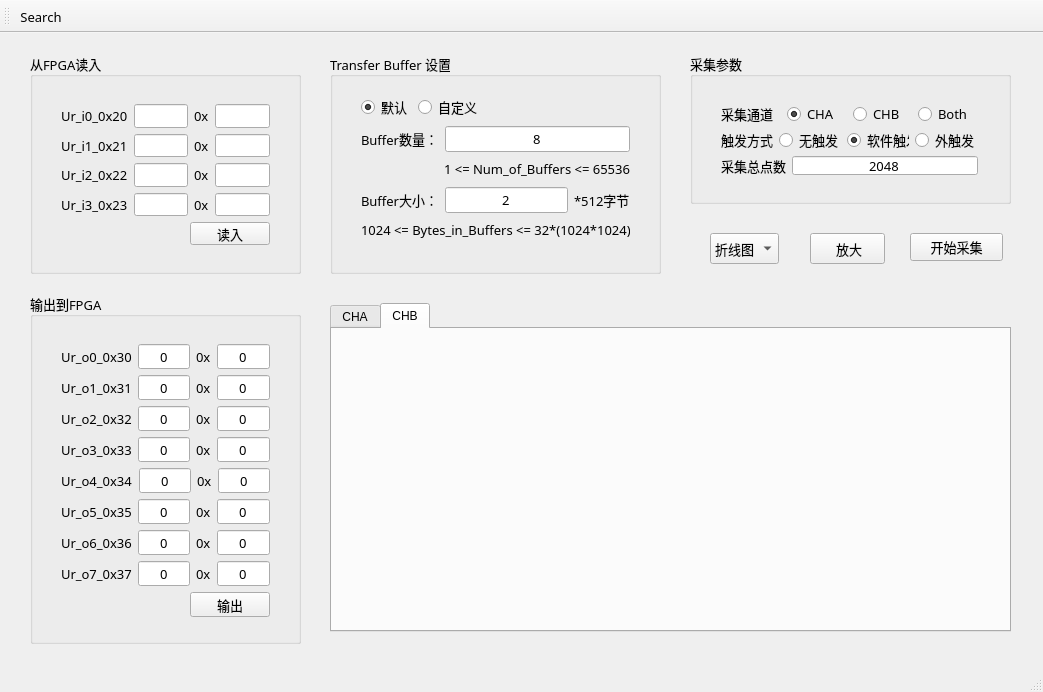
Qt form mainwindow.ui (yaojiaojiao/CStreamingCaptureFinal) before a commit.
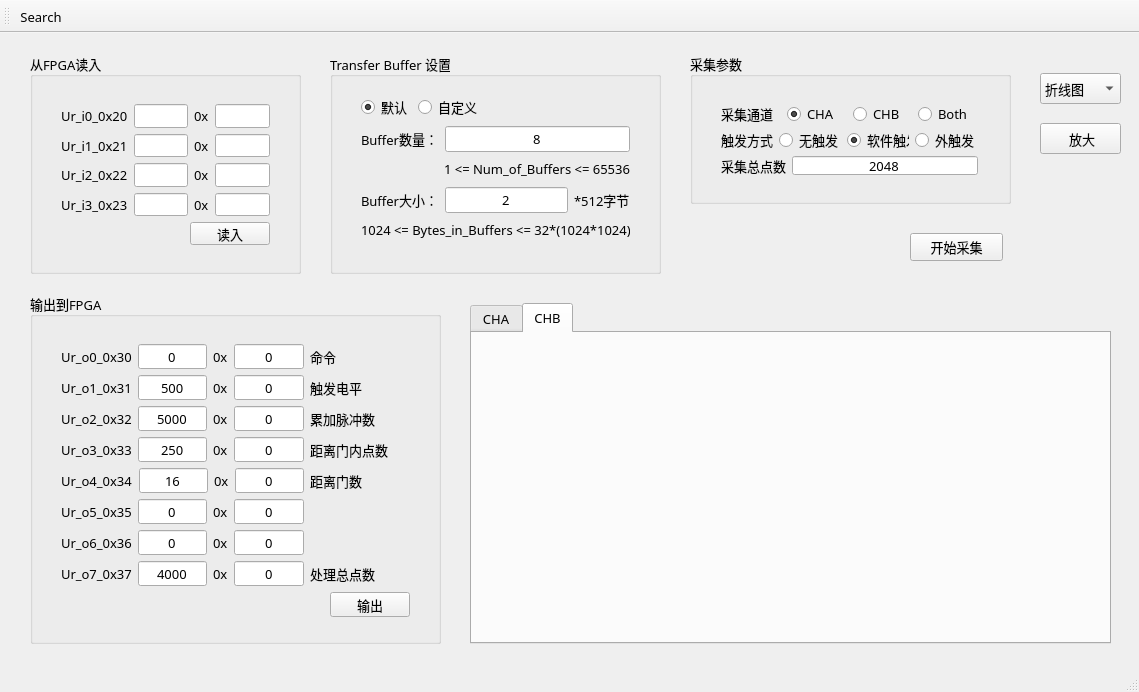
The same form after that commit. The open tabs and pages were chosen to show the change.

Commit message: 增加了寄存器说明以及默认值

The edit to the form file:
```diff
--- a/mainwindow.ui
+++ b/mainwindow.ui
@@ -6,7 +6,7 @@
    <rect>
     <x>0</x>
     <y>0</y>
-    <width>1043</width>
+    <width>1139</width>
     <height>692</height>
    </rect>
   </property>
@@ -340,7 +340,7 @@
      <rect>
       <x>30</x>
       <y>260</y>
-      <width>271</width>
+      <width>411</width>
       <height>351</height>
      </rect>
     </property>
@@ -358,7 +358,7 @@
       <rect>
        <x>20</x>
        <y>40</y>
-       <width>231</width>
+       <width>371</width>
        <height>295</height>
       </rect>
      </property>
@@ -387,6 +387,18 @@
           <property name="enabled">
            <bool>true</bool>
           </property>
+          <property name="sizePolicy">
+           <sizepolicy hsizetype="Minimum" vsizetype="Fixed">
+            <horstretch>0</horstretch>
+            <verstretch>0</verstretch>
+           </sizepolicy>
+          </property>
+          <property name="minimumSize">
+           <size>
+            <width>60</width>
+            <height>0</height>
+           </size>
+          </property>
           <property name="font">
            <font>
             <family>微软雅黑</family>
@@ -417,6 +429,18 @@
           <property name="enabled">
            <bool>true</bool>
           </property>
+          <property name="sizePolicy">
+           <sizepolicy hsizetype="MinimumExpanding" vsizetype="Fixed">
+            <horstretch>0</horstretch>
+            <verstretch>0</verstretch>
+           </sizepolicy>
+          </property>
+          <property name="minimumSize">
+           <size>
+            <width>40</width>
+            <height>0</height>
+           </size>
+          </property>
           <property name="font">
            <font>
             <family>微软雅黑</family>
@@ -430,6 +454,28 @@
           </property>
          </widget>
         </item>
+        <item>
+         <widget class="QLabel" name="label_14">
+          <property name="minimumSize">
+           <size>
+            <width>100</width>
+            <height>0</height>
+           </size>
+          </property>
+          <property name="font">
+           <font>
+            <family>Microsoft YaHei</family>
+            <pointsize>10</pointsize>
+           </font>
+          </property>
+          <property name="text">
+           <string>命令</string>
+          </property>
+          <property name="alignment">
+           <set>Qt::AlignLeading|Qt::AlignLeft|Qt::AlignVCenter</set>
+          </property>
+         </widget>
+        </item>
        </layout>
       </item>
       <item>
@@ -451,13 +497,25 @@
           <property name="enabled">
            <bool>true</bool>
           </property>
+          <property name="sizePolicy">
+           <sizepolicy hsizetype="Minimum" vsizetype="Fixed">
+            <horstretch>0</horstretch>
+            <verstretch>0</verstretch>
+           </sizepolicy>
+          </property>
+          <property name="minimumSize">
+           <size>
+            <width>60</width>
+            <height>0</height>
+           </size>
+          </property>
           <property name="font">
            <font>
             <family>微软雅黑</family>
            </font>
           </property>
           <property name="text">
-           <string>0</string>
+           <string>500</string>
           </property>
           <property name="alignment">
            <set>Qt::AlignCenter</set>
@@ -481,6 +539,18 @@
           <property name="enabled">
            <bool>true</bool>
           </property>
+          <property name="sizePolicy">
+           <sizepolicy hsizetype="MinimumExpanding" vsizetype="Fixed">
+            <horstretch>0</horstretch>
+            <verstretch>0</verstretch>
+           </sizepolicy>
+          </property>
+          <property name="minimumSize">
+           <size>
+            <width>40</width>
+            <height>0</height>
+           </size>
+          </property>
           <property name="font">
            <font>
             <family>微软雅黑</family>
@@ -494,6 +564,28 @@
           </property>
          </widget>
         </item>
+        <item>
+         <widget class="QLabel" name="label_37">
+          <property name="minimumSize">
+           <size>
+            <width>100</width>
+            <height>0</height>
+           </size>
+          </property>
+          <property name="font">
+           <font>
+            <family>Microsoft YaHei</family>
+            <pointsize>10</pointsize>
+           </font>
+          </property>
+          <property name="text">
+           <string>触发电平</string>
+          </property>
+          <property name="alignment">
+           <set>Qt::AlignLeading|Qt::AlignLeft|Qt::AlignVCenter</set>
+          </property>
+         </widget>
+        </item>
        </layout>
       </item>
       <item>
@@ -515,13 +607,25 @@
           <property name="enabled">
            <bool>true</bool>
           </property>
+          <property name="sizePolicy">
+           <sizepolicy hsizetype="Minimum" vsizetype="Fixed">
+            <horstretch>0</horstretch>
+            <verstretch>0</verstretch>
+           </sizepolicy>
+          </property>
+          <property name="minimumSize">
+           <size>
+            <width>60</width>
+            <height>0</height>
+           </size>
+          </property>
           <property name="font">
            <font>
             <family>微软雅黑</family>
            </font>
           </property>
           <property name="text">
-           <string>0</string>
+           <string>5000</string>
           </property>
           <property name="alignment">
            <set>Qt::AlignCenter</set>
@@ -545,6 +649,18 @@
           <property name="enabled">
            <bool>true</bool>
           </property>
+          <property name="sizePolicy">
+           <sizepolicy hsizetype="MinimumExpanding" vsizetype="Fixed">
+            <horstretch>0</horstretch>
+            <verstretch>0</verstretch>
+           </sizepolicy>
+          </property>
+          <property name="minimumSize">
+           <size>
+            <width>40</width>
+            <height>0</height>
+           </size>
+          </property>
           <property name="font">
            <font>
             <family>微软雅黑</family>
@@ -558,6 +674,28 @@
           </property>
          </widget>
         </item>
+        <item>
+         <widget class="QLabel" name="label_36">
+          <property name="minimumSize">
+           <size>
+            <width>100</width>
+            <height>0</height>
+           </size>
+          </property>
+          <property name="font">
+           <font>
+            <family>Microsoft YaHei</family>
+            <pointsize>10</pointsize>
+           </font>
+          </property>
+          <property name="text">
+           <string>累加脉冲数</string>
+          </property>
+          <property name="alignment">
+           <set>Qt::AlignLeading|Qt::AlignLeft|Qt::AlignVCenter</set>
+          </property>
+         </widget>
+        </item>
        </layout>
       </item>
       <item>
@@ -579,13 +717,25 @@
           <property name="enabled">
            <bool>true</bool>
           </property>
+          <property name="sizePolicy">
+           <sizepolicy hsizetype="Minimum" vsizetype="Fixed">
+            <horstretch>0</horstretch>
+            <verstretch>0</verstretch>
+           </sizepolicy>
+          </property>
+          <property name="minimumSize">
+           <size>
+            <width>60</width>
+            <height>0</height>
+           </size>
+          </property>
           <property name="font">
            <font>
             <family>微软雅黑</family>
            </font>
           </property>
           <property name="text">
-           <string>0</string>
+           <string>250</string>
           </property>
           <property name="alignment">
            <set>Qt::AlignCenter</set>
@@ -609,6 +759,18 @@
           <property name="enabled">
            <bool>true</bool>
           </property>
+          <property name="sizePolicy">
+           <sizepolicy hsizetype="MinimumExpanding" vsizetype="Fixed">
+            <horstretch>0</horstretch>
+            <verstretch>0</verstretch>
+           </sizepolicy>
+          </property>
+          <property name="minimumSize">
+           <size>
+            <width>40</width>
+            <height>0</height>
+           </size>
+          </property>
           <property name="font">
            <font>
             <family>微软雅黑</family>
@@ -622,6 +784,28 @@
           </property>
          </widget>
         </item>
+        <item>
+         <widget class="QLabel" name="label_35">
+          <property name="minimumSize">
+           <size>
+            <width>100</width>
+            <height>0</height>
+           </size>
+          </property>
+          <property name="font">
+           <font>
+            <family>Microsoft YaHei</family>
+            <pointsize>10</pointsize>
+           </font>
+          </property>
+          <property name="text">
+           <string>距离门内点数</string>
+          </property>
+          <property name="alignment">
+           <set>Qt::AlignLeading|Qt::AlignLeft|Qt::AlignVCenter</set>
+          </property>
+         </widget>
+        </item>
        </layout>
       </item>
       <item>
@@ -643,13 +827,25 @@
           <property name="enabled">
            <bool>true</bool>
           </property>
+          <property name="sizePolicy">
+           <sizepolicy hsizetype="Minimum" vsizetype="Fixed">
+            <horstretch>0</horstretch>
+            <verstretch>0</verstretch>
+           </sizepolicy>
+          </property>
+          <property name="minimumSize">
+           <size>
+            <width>60</width>
+            <height>0</height>
+           </size>
+          </property>
           <property name="font">
            <font>
             <family>微软雅黑</family>
            </font>
           </property>
           <property name="text">
-           <string>0</string>
+           <string>16</string>
           </property>
           <property name="alignment">
            <set>Qt::AlignCenter</set>
@@ -673,6 +869,18 @@
           <property name="enabled">
            <bool>true</bool>
           </property>
+          <property name="sizePolicy">
+           <sizepolicy hsizetype="MinimumExpanding" vsizetype="Fixed">
+            <horstretch>0</horstretch>
+            <verstretch>0</verstretch>
+           </sizepolicy>
+          </property>
+          <property name="minimumSize">
+           <size>
+            <width>40</width>
+            <height>0</height>
+           </size>
+          </property>
           <property name="font">
            <font>
             <family>微软雅黑</family>
@@ -686,6 +894,28 @@
           </property>
          </widget>
         </item>
+        <item>
+         <widget class="QLabel" name="label_39">
+          <property name="minimumSize">
+           <size>
+            <width>100</width>
+            <height>0</height>
+           </size>
+          </property>
+          <property name="font">
+           <font>
+            <family>Microsoft YaHei</family>
+            <pointsize>10</pointsize>
+           </font>
+          </property>
+          <property name="text">
+           <string>距离门数</string>
+          </property>
+          <property name="alignment">
+           <set>Qt::AlignLeading|Qt::AlignLeft|Qt::AlignVCenter</set>
+          </property>
+         </widget>
+        </item>
        </layout>
       </item>
       <item>
@@ -707,6 +937,18 @@
           <property name="enabled">
            <bool>true</bool>
           </property>
+          <property name="sizePolicy">
+           <sizepolicy hsizetype="Minimum" vsizetype="Fixed">
+            <horstretch>0</horstretch>
+            <verstretch>0</verstretch>
+           </sizepolicy>
+          </property>
+          <property name="minimumSize">
+           <size>
+            <width>60</width>
+            <height>0</height>
+           </size>
+          </property>
           <property name="font">
            <font>
             <family>微软雅黑</family>
@@ -737,6 +979,18 @@
           <property name="enabled">
            <bool>true</bool>
           </property>
+          <property name="sizePolicy">
+           <sizepolicy hsizetype="MinimumExpanding" vsizetype="Fixed">
+            <horstretch>0</horstretch>
+            <verstretch>0</verstretch>
+           </sizepolicy>
+          </property>
+          <property name="minimumSize">
+           <size>
+            <width>40</width>
+            <height>0</height>
+           </size>
+          </property>
           <property name="font">
            <font>
             <family>微软雅黑</family>
@@ -750,6 +1004,28 @@
           </property>
          </widget>
         </item>
+        <item>
+         <widget class="QLabel" name="label_40">
+          <property name="minimumSize">
+           <size>
+            <width>100</width>
+            <height>0</height>
+           </size>
+          </property>
+          <property name="font">
+           <font>
+            <family>Microsoft YaHei</family>
+            <pointsize>10</pointsize>
+           </font>
+          </property>
+          <property name="text">
+           <string/>
+          </property>
+          <property name="alignment">
+           <set>Qt::AlignCenter</set>
+          </property>
+         </widget>
+        </item>
        </layout>
       </item>
       <item>
@@ -771,6 +1047,18 @@
           <property name="enabled">
            <bool>true</bool>
           </property>
+          <property name="sizePolicy">
+           <sizepolicy hsizetype="Minimum" vsizetype="Fixed">
+            <horstretch>0</horstretch>
+            <verstretch>0</verstretch>
+           </sizepolicy>
+          </property>
+          <property name="minimumSize">
+           <size>
+            <width>60</width>
+            <height>0</height>
+           </size>
+          </property>
           <property name="font">
            <font>
             <family>微软雅黑</family>
@@ -801,6 +1089,18 @@
           <property name="enabled">
            <bool>true</bool>
           </property>
+          <property name="sizePolicy">
+           <sizepolicy hsizetype="MinimumExpanding" vsizetype="Fixed">
+            <horstretch>0</horstretch>
+            <verstretch>0</verstretch>
+           </sizepolicy>
+          </property>
+          <property name="minimumSize">
+           <size>
+            <width>40</width>
+            <height>0</height>
+           </size>
+          </property>
           <property name="font">
            <font>
             <family>微软雅黑</family>
@@ -814,6 +1114,28 @@
           </property>
          </widget>
         </item>
+        <item>
+         <widget class="QLabel" name="label_33">
+          <property name="minimumSize">
+           <size>
+            <width>100</width>
+            <height>0</height>
+           </size>
+          </property>
+          <property name="font">
+           <font>
+            <family>Microsoft YaHei</family>
+            <pointsize>10</pointsize>
+           </font>
+          </property>
+          <property name="text">
+           <string/>
+          </property>
+          <property name="alignment">
+           <set>Qt::AlignCenter</set>
+          </property>
+         </widget>
+        </item>
        </layout>
       </item>
       <item>
@@ -835,13 +1157,25 @@
           <property name="enabled">
            <bool>true</bool>
           </property>
+          <property name="sizePolicy">
+           <sizepolicy hsizetype="Minimum" vsizetype="Fixed">
+            <horstretch>0</horstretch>
+            <verstretch>0</verstretch>
+           </sizepolicy>
+          </property>
+          <property name="minimumSize">
+           <size>
+            <width>60</width>
+            <height>0</height>
+           </size>
+          </property>
           <property name="font">
            <font>
             <family>微软雅黑</family>
            </font>
           </property>
           <property name="text">
-           <string>0</string>
+           <string>4000</string>
           </property>
           <property name="alignment">
            <set>Qt::AlignCenter</set>
@@ -865,6 +1199,18 @@
           <property name="enabled">
            <bool>true</bool>
           </property>
+          <property name="sizePolicy">
+           <sizepolicy hsizetype="MinimumExpanding" vsizetype="Fixed">
+            <horstretch>0</horstretch>
+            <verstretch>0</verstretch>
+           </sizepolicy>
+          </property>
+          <property name="minimumSize">
+           <size>
+            <width>40</width>
+            <height>0</height>
+           </size>
+          </property>
           <property name="font">
            <font>
             <family>微软雅黑</family>
@@ -878,6 +1224,28 @@
           </property>
          </widget>
         </item>
+        <item>
+         <widget class="QLabel" name="label_38">
+          <property name="minimumSize">
+           <size>
+            <width>100</width>
+            <height>0</height>
+           </size>
+          </property>
+          <property name="font">
+           <font>
+            <family>Microsoft YaHei</family>
+            <pointsize>10</pointsize>
+           </font>
+          </property>
+          <property name="text">
+           <string>处理总点数</string>
+          </property>
+          <property name="alignment">
+           <set>Qt::AlignLeading|Qt::AlignLeft|Qt::AlignVCenter</set>
+          </property>
+         </widget>
+        </item>
        </layout>
       </item>
       <item>
@@ -1347,9 +1715,9 @@
    <widget class="QComboBox" name="methodBox">
     <property name="geometry">
      <rect>
-      <x>710</x>
-      <y>200</y>
-      <width>69</width>
+      <x>1040</x>
+      <y>40</y>
+      <width>81</width>
       <height>31</height>
      </rect>
     </property>
@@ -1373,9 +1741,9 @@
    <widget class="QPushButton" name="pushButton">
     <property name="geometry">
      <rect>
-      <x>810</x>
-      <y>200</y>
-      <width>75</width>
+      <x>1040</x>
+      <y>90</y>
+      <width>81</width>
       <height>31</height>
      </rect>
     </property>
@@ -1392,12 +1760,18 @@
    <widget class="QTabWidget" name="tabWidget">
     <property name="geometry">
      <rect>
-      <x>330</x>
+      <x>470</x>
       <y>270</y>
-      <width>681</width>
-      <height>329</height>
+      <width>641</width>
+      <height>341</height>
      </rect>
     </property>
+    <property name="font">
+     <font>
+      <family>Microsoft YaHei</family>
+      <pointsize>10</pointsize>
+     </font>
+    </property>
     <property name="currentIndex">
      <number>0</number>
     </property>
@@ -1426,7 +1800,7 @@
        <rect>
         <x>0</x>
         <y>0</y>
-        <width>651</width>
+        <width>631</width>
         <height>311</height>
        </rect>
       </property>
```
Left out of the diff: 6 changed lines with no effect on the pictures. The commit also changes 2 other files.
